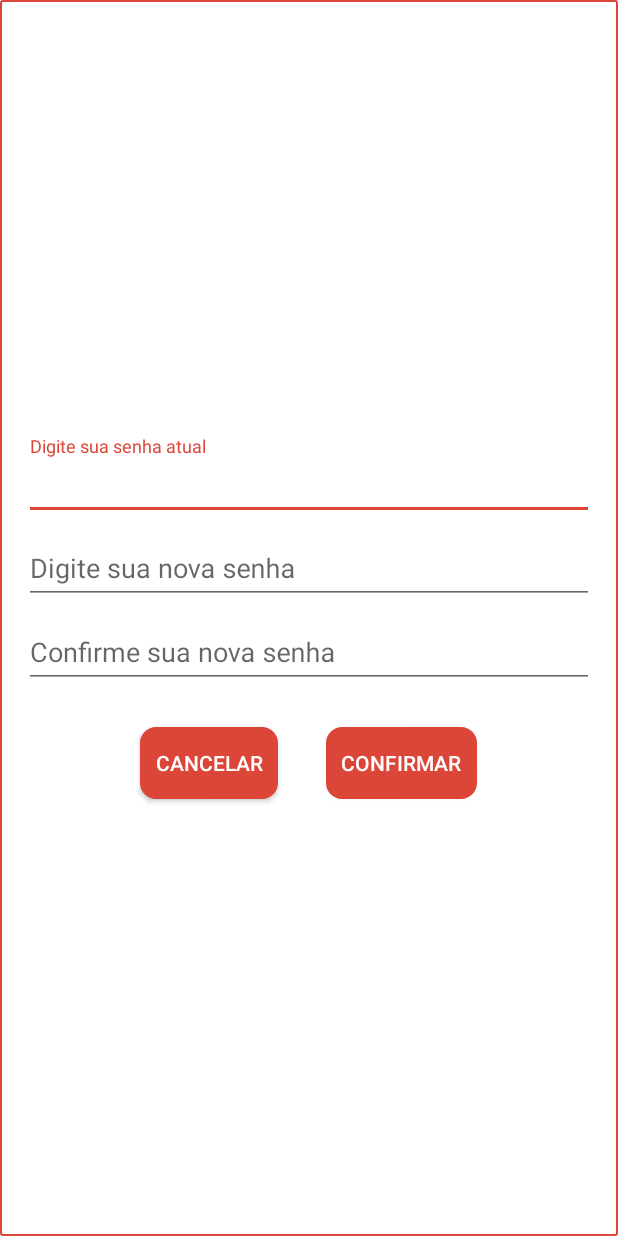
After one commit to RafaelNeveZ/Promoz-0.0.1-alfa, an Android app: the layout change_pass_dialog.xml on its own in the app's theme, with its tools: preview values and no code run, on a phone screen of 412 x 824 dp. The commit adds this screen. Run offline under Robolectric (Android 15) with nearby library versions, the phone set to English and light mode, and no system bars.

Commit message:
porte activity perfil

```diff
--- a/app/src/main/AndroidManifest.xml
+++ b/app/src/main/AndroidManifest.xml
@@ -49,7 +49,8 @@
             android:label="@string/title_activity_settings" />
         <activity android:name=".MapsActivity" />
         <activity android:name=".LoginActivity" />
-        <activity android:name=".CadastrarActivity"></activity>
+        <activity android:name=".CadastrarActivity" />
+        <activity android:name=".PerfilActivity"></activity>
     </application>
 
 </manifest>
--- a/app/src/main/java/com/example/rafae/promoz_001_alfa/MapsActivity.java
+++ b/app/src/main/java/com/example/rafae/promoz_001_alfa/MapsActivity.java
@@ -73,6 +73,8 @@ public class MapsActivity extends FragmentActivity implements OnMapReadyCallback
         mMap.moveCamera(CameraUpdateFactory.newLatLngZoom(Imbui.getCenter(), 16));
 
         mMap.setOnMarkerClickListener(this);
+
+        // ##################################### inicia activity Setting
         mMap.setOnMapLongClickListener(new GoogleMap.OnMapLongClickListener() {
             @Override
             public void onMapLongClick(LatLng latLng) {
@@ -197,7 +199,7 @@ public class MapsActivity extends FragmentActivity implements OnMapReadyCallback
     private void checkLogged(){
         userID = getDefaultSharedPreferences(getApplicationContext()).getInt(getResources().getString(R.string.user_id),0);
         Log.e("CHECK USER","ID = " + userID);
-        //if(userID == 0)
-        //    finish();
+        if(userID == 0)
+            finish();
     }
 }
--- /dev/null
+++ b/app/src/main/res/layout/change_pass_dialog.xml
@@ -0,0 +1,102 @@
+<?xml version="1.0" encoding="utf-8"?>
+<LinearLayout xmlns:android="http://schemas.android.com/apk/res/android"
+    android:orientation="vertical"
+    android:layout_width="match_parent"
+    android:layout_height="match_parent"
+    android:gravity="center"
+    android:background="@drawable/rounded_background_popup">
+
+
+    <android.support.design.widget.TextInputLayout
+        android:layout_width="match_parent"
+        android:layout_marginTop="@dimen/activity_horizontal_margin"
+        android:layout_marginLeft="@dimen/activity_horizontal_margin"
+        android:layout_marginRight="@dimen/activity_horizontal_margin"
+        android:layout_height="wrap_content">
+
+        <EditText
+            android:id="@+id/last_pass"
+            android:layout_width="match_parent"
+            android:layout_height="wrap_content"
+            android:hint="@string/now_pass"
+            android:imeActionLabel="Senha atual"
+            android:imeOptions="actionUnspecified"
+            android:inputType="textPassword"
+            android:maxLines="1"
+            android:singleLine="true" />
+        <requestFocus />
+    </android.support.design.widget.TextInputLayout>
+
+    <android.support.design.widget.TextInputLayout
+        android:layout_width="match_parent"
+        android:layout_height="wrap_content"
+        android:layout_marginLeft="@dimen/activity_horizontal_margin"
+        android:layout_marginRight="@dimen/activity_horizontal_margin">
+
+        <EditText
+            android:id="@+id/new_pass"
+            android:layout_width="match_parent"
+            android:layout_height="wrap_content"
+            android:hint="@string/new_pass"
+            android:imeActionLabel="Nova senha"
+            android:imeOptions="actionUnspecified"
+            android:inputType="textPassword"
+            android:maxLines="1"
+            android:singleLine="true" />
+
+    </android.support.design.widget.TextInputLayout>
+
+    <android.support.design.widget.TextInputLayout
+        android:layout_width="match_parent"
+        android:layout_height="wrap_content"
+        android:layout_marginLeft="@dimen/activity_horizontal_margin"
+        android:layout_marginRight="@dimen/activity_horizontal_margin">
+
+        <EditText
+            android:id="@+id/new_pass_confirm"
+            android:layout_width="match_parent"
+            android:layout_height="wrap_content"
+            android:hint="@string/new_pass_again"
+            android:imeActionLabel="Nova Senha"
+            android:imeOptions="actionUnspecified"
+            android:inputType="textPassword"
+            android:maxLines="1"
+            android:singleLine="true" />
+
+    </android.support.design.widget.TextInputLayout>
+
+
+    <LinearLayout
+        android:layout_width="wrap_content"
+        android:layout_height="wrap_content"
+        android:orientation="horizontal"
+        android:layout_marginTop="10dp">
+        <Button
+            android:id="@+id/cancel_change"
+            android:layout_marginTop="15dp"
+            android:onClick="btNo"
+            android:layout_margin="@dimen/activity_horizontal_margin"
+            android:layout_weight="1"
+            android:padding="10dp"
+            android:textColor="@drawable/text_buttom_color_logout_perfil"
+            android:background="@drawable/buttom_logout_perfil"
+            android:layout_width="fill_parent"
+            android:layout_height="wrap_content"
+            android:text="@string/cancel_bt" />
+        <Button
+            android:id="@+id/confirm_change"
+            android:layout_marginTop="15dp"
+            android:layout_weight="1"
+            android:onClick="btYes"
+            android:padding="10dp"
+            android:layout_margin="@dimen/activity_horizontal_margin"
+            android:textColor="@drawable/text_buttom_color_logout_perfil"
+            android:background="@drawable/buttom_logout_perfil"
+            android:layout_width="fill_parent"
+            android:layout_height="wrap_content"
+            android:text="@string/confirm_bt" />
+
+
+
+    </LinearLayout>
+</LinearLayout>
--- a/app/src/main/res/values/strings.xml
+++ b/app/src/main/res/values/strings.xml
@@ -18,6 +18,17 @@
     <string name="google">Google</string>
     <string name="cadastrar">Cadastrar</string>
     <string name="entrar">Entrar</string>
+    <string name="camposNovaSenha">Os campos da nova senha devem ser iguais.</string>
+    <string name="senhaAtualErrada">A senha atual esta incorreta.</string>
+    <string name="senhaAtualizada">Senha atualizada.</string>
+    <string name="yes_bt">Sim</string>
+    <string name="yes_bt_funny">Depois eu volto!</string>
+    <string name="no_bt_funny">Quero ficar!</string>
+    <string name="now_pass">Digite sua senha atual</string>
+    <string name="new_pass">Digite sua nova senha</string>
+    <string name="new_pass_again">Confirme sua nova senha</string>
+    <string name="confirm_bt">Confirmar</string>
+    <string name="cancel_bt">Cancelar</string>
     <!-- Strings related to Settings -->
 
     <!-- Example General settings -->
```
Also changed, not shown: app/src/main/java/com/example/rafae/promoz_001_alfa/PerfilActivity.java (added, +253 -0 lines), app/src/main/res/layout/activity_perfil.xml (added, +111 -0 lines), app/src/main/res/layout/logout_dialog.xml (added, +55 -0 lines).
